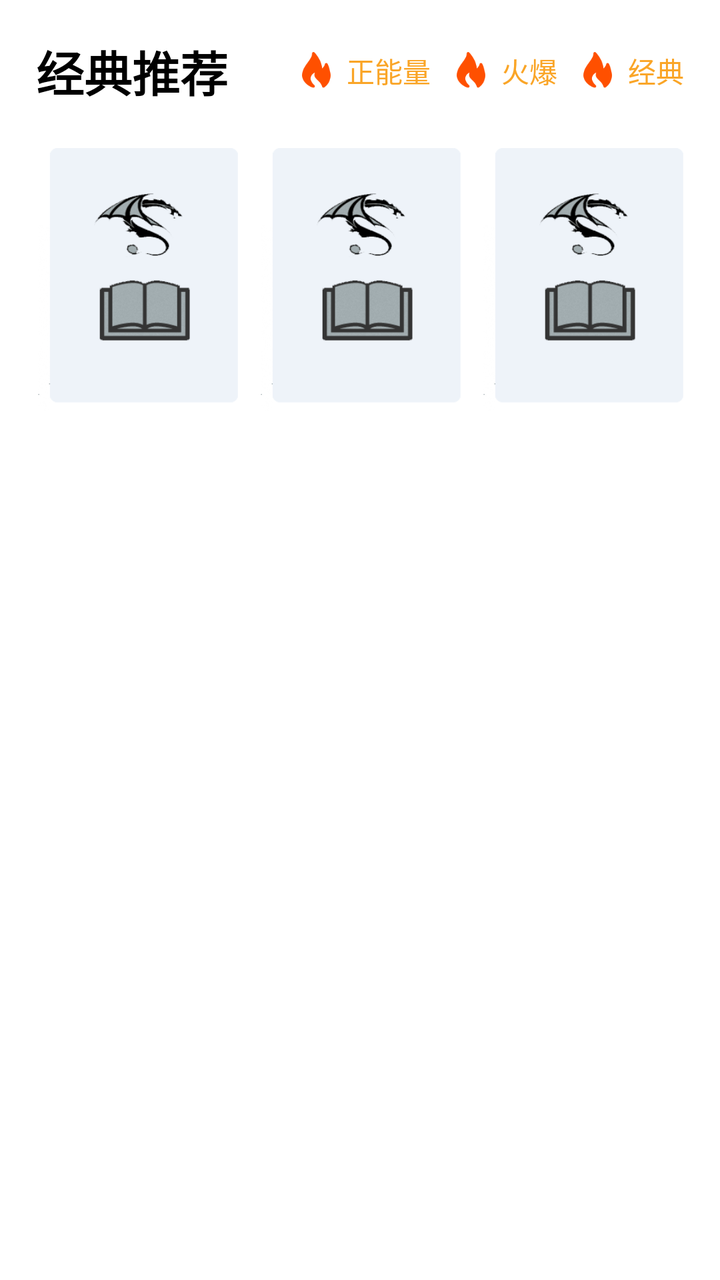
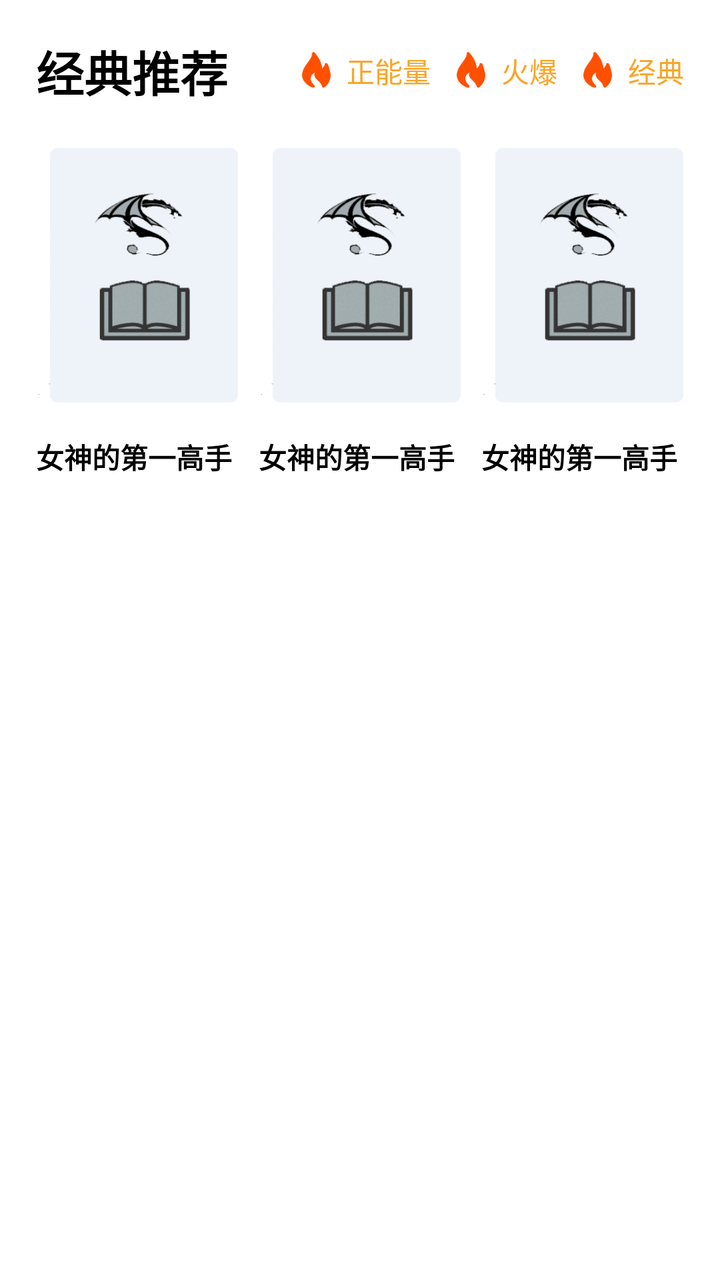

Screens rendered from an Android XML layout before and after an edit, with the pre-edit source and the edit as a unified diff.
<!-- AndroidManifest.xml: application theme Theme.Design.NoActionBar -->
<!-- res/layout/main_fragment_recycle_item_recommend.xml -->
<?xml version="1.0" encoding="utf-8"?>
<LinearLayout xmlns:android="http://schemas.android.com/apk/res/android"
    android:layout_width="match_parent"
    android:layout_height="wrap_content"
    android:background="@color/colorWhite"
    android:fitsSystemWindows="true"
    android:orientation="vertical"
    android:paddingLeft="18dp"
    android:paddingTop="18dp"
    android:paddingRight="18dp">

    <LinearLayout
        android:layout_width="match_parent"
        android:layout_height="wrap_content"
        android:orientation="horizontal">

        <TextView
            android:id="@+id/cardTitle"
            android:layout_width="wrap_content"
            android:layout_height="wrap_content"
            android:layout_weight="1"
            android:text="经典推荐"
            android:textColor="@color/black"
            android:textSize="24dp"
            android:textStyle="bold" />

        <LinearLayout
            android:layout_width="wrap_content"
            android:layout_height="wrap_content"
            android:layout_gravity="right|center_vertical"
            android:orientation="horizontal">

            <ImageView
                android:layout_width="wrap_content"
                android:layout_height="wrap_content"
                android:background="@drawable/mz_comment_fire" />

            <TextView
                android:layout_width="wrap_content"
                android:layout_height="wrap_content"
                android:layout_marginLeft="5dp"
                android:text="正能量"
                android:textColor="#FAA527" />

            <ImageView
                android:layout_width="wrap_content"
                android:layout_height="wrap_content"
                android:layout_marginLeft="10dp"
                android:background="@drawable/mz_comment_fire" />

            <TextView
                android:layout_width="wrap_content"
                android:layout_height="wrap_content"
                android:layout_marginLeft="5dp"
                android:text="火爆"
                android:textColor="#FAA527" />

            <ImageView
                android:layout_width="wrap_content"
                android:layout_height="wrap_content"
                android:layout_marginLeft="10dp"
                android:background="@drawable/mz_comment_fire" />

            <TextView
                android:layout_width="wrap_content"
                android:layout_height="wrap_content"
                android:layout_marginLeft="5dp"
                android:text="经典"
                android:textColor="#FAA527" />
        </LinearLayout>
    </LinearLayout>

    <LinearLayout
        android:layout_width="match_parent"
        android:layout_height="wrap_content"
        android:layout_marginTop="15dp"
        android:orientation="horizontal">

        <LinearLayout
            android:id="@+id/FirstLayout"
            android:layout_width="0dp"
            android:layout_height="wrap_content"
            android:layout_weight="1"
            android:orientation="vertical">

            <ImageView
                android:id="@+id/mp_home_recommend_firstImage"
                android:layout_width="108dp"
                android:layout_height="140dp"
                android:background="@drawable/img_cover_default_circle_1"
                android:scaleType="fitXY" />

            <TextView
                android:id="@+id/mp_home_recommend_fristText"
                android:layout_width="wrap_content"
                android:layout_height="wrap_content"
                android:layout_marginTop="10dp"
                android:ellipsize="end"
                android:maxLines="2"
                android:text="女神的第一高手"
                android:textSize="13dp"
                android:textStyle="bold" />
        </LinearLayout>

        <LinearLayout
            android:id="@+id/TowLayout"
            android:layout_width="0dp"
            android:layout_height="wrap_content"
            android:layout_marginLeft="10dp"
            android:layout_weight="1"
            android:orientation="vertical">

            <ImageView
                android:id="@+id/mp_home_recommend_towImage"
                android:layout_width="108dp"
                android:layout_height="140dp"
                android:background="@drawable/img_cover_default_circle_1"
                android:scaleType="fitXY" />

            <TextView
                android:id="@+id/mp_home_recommend_towText"
                android:layout_width="wrap_content"
                android:layout_height="wrap_content"
                android:layout_marginTop="10dp"
                android:ellipsize="end"
                android:maxLines="2"
                android:text="女神的第一高手"
                android:textSize="13dp"
                android:textStyle="bold" />
        </LinearLayout>

        <LinearLayout
            android:id="@+id/ThreeLayout"
            android:layout_width="0dp"
            android:layout_height="wrap_content"
            android:layout_marginLeft="10dp"
            android:layout_weight="1"

            android:orientation="vertical">

            <ImageView
                android:id="@+id/mp_home_recommend_threeImage"
                android:layout_width="108dp"
                android:layout_height="140dp"
                android:background="@drawable/img_cover_default_circle_1"
                android:scaleType="fitXY" />

            <TextView
                android:id="@+id/mp_home_recommend_threeText"
                android:layout_width="wrap_content"
                android:layout_height="wrap_content"
                android:layout_marginTop="10dp"
                android:ellipsize="end"
                android:maxLines="2"
                android:text="女神的第一高手"
                android:textSize="13dp"
                android:textStyle="bold" />
        </LinearLayout>


    </LinearLayout>

</LinearLayout>
<!-- resources referenced by this layout -->
<resources>
  <color name="black">#000000</color>
  <color name="colorWhite">#FFFFFFFF</color>
  <!-- drawable img_cover_default_circle_1: png bitmap (drawable-xxhdpi, 13499 bytes) -->
  <!-- drawable mz_comment_fire: png bitmap (drawable-xxhdpi, 1571 bytes) -->
</resources>

<!-- the commit's change to res/layout/main_fragment_recycle_item_recommend.xml (unified diff, before → after) -->
@@ -98,7 +98,8 @@
                 android:ellipsize="end"
                 android:maxLines="2"
                 android:text="女神的第一高手"
-                android:textSize="13dp"
+                android:textColor="@color/black"
+                android:textSize="14dp"
                 android:textStyle="bold" />
         </LinearLayout>
 
@@ -125,7 +126,8 @@
                 android:ellipsize="end"
                 android:maxLines="2"
                 android:text="女神的第一高手"
-                android:textSize="13dp"
+                android:textColor="@color/black"
+                android:textSize="14dp"
                 android:textStyle="bold" />
         </LinearLayout>
 
@@ -153,7 +155,8 @@
                 android:ellipsize="end"
                 android:maxLines="2"
                 android:text="女神的第一高手"
-                android:textSize="13dp"
+                android:textColor="@color/black"
+                android:textSize="14dp"
                 android:textStyle="bold" />
         </LinearLayout>
 
